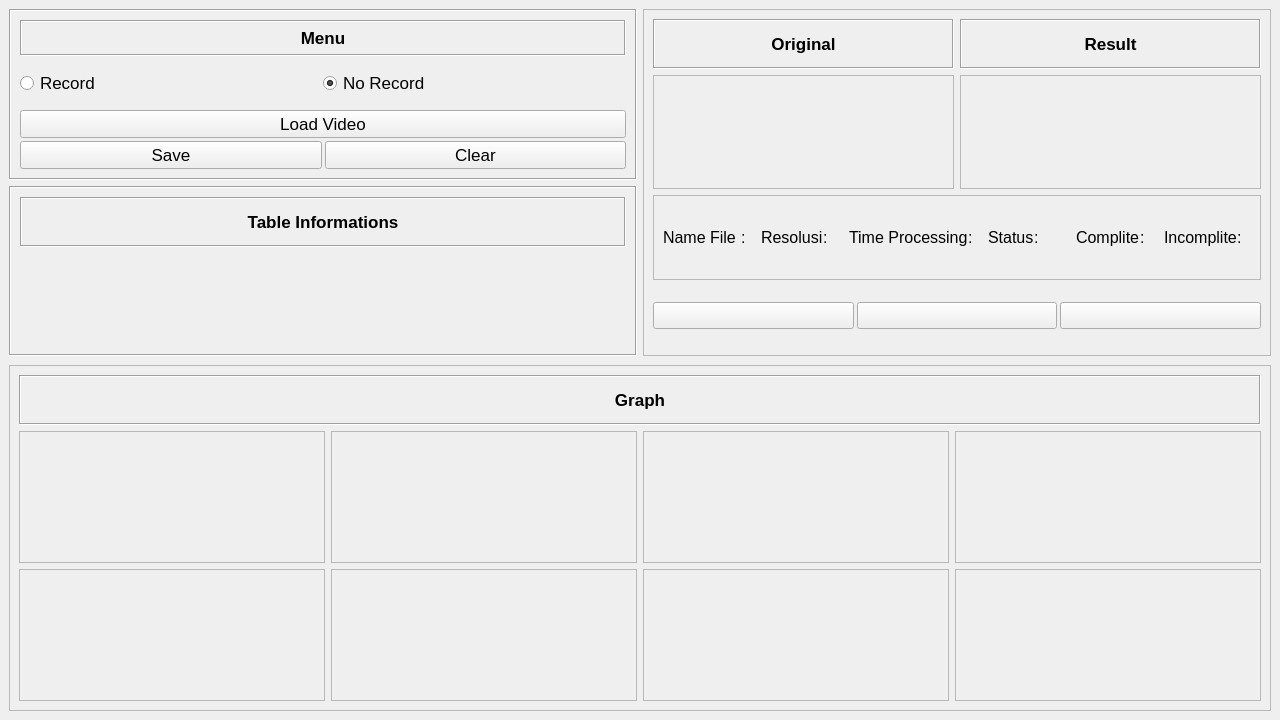
aziz-0110/kai, file ui_main_rev.ui: the form before one commit.
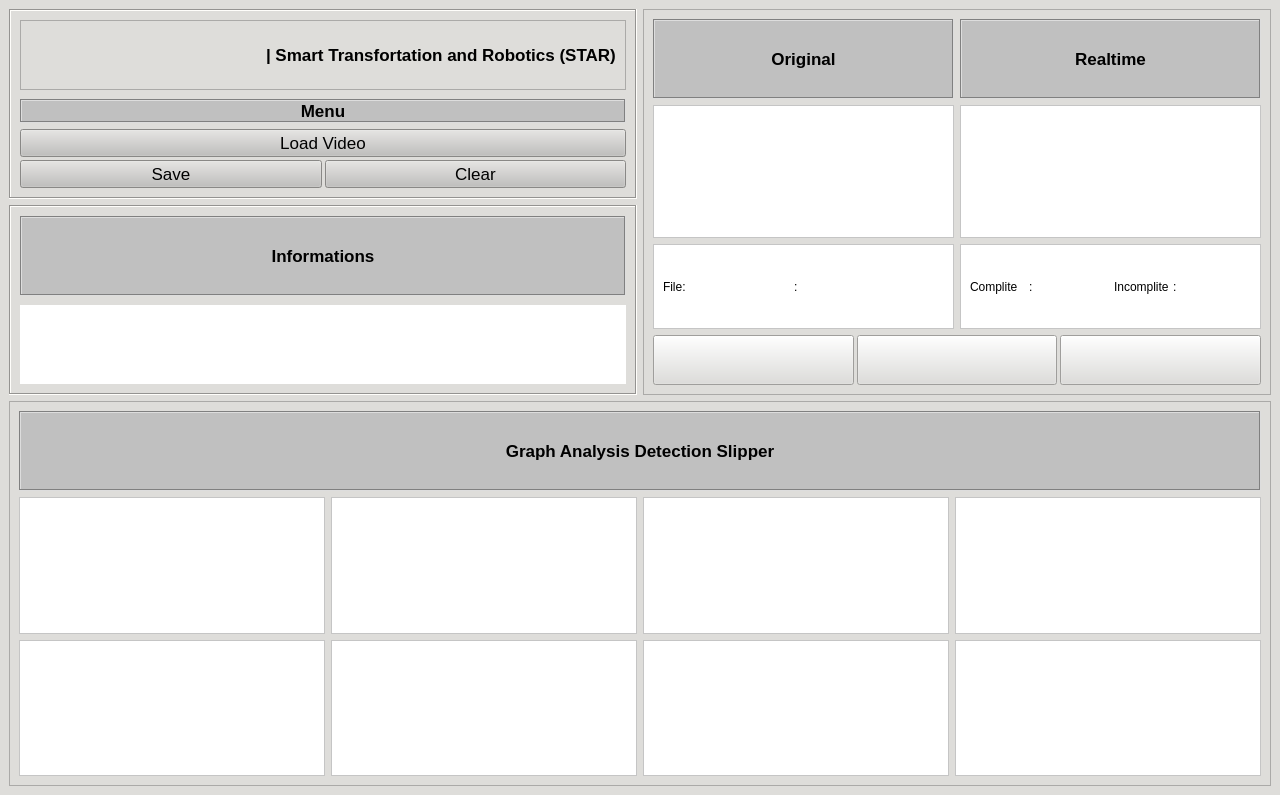
The form after the commit. Icons and pictures are not drawn.

Patch:
```diff
--- a/ui_main_rev.ui
+++ b/ui_main_rev.ui
@@ -7,16 +7,16 @@
     <x>0</x>
     <y>0</y>
     <width>1280</width>
-    <height>720</height>
+    <height>795</height>
    </rect>
   </property>
   <property name="windowTitle">
    <string>Form</string>
   </property>
-  <layout class="QVBoxLayout" name="verticalLayout_9">
-   <property name="spacing">
-    <number>9</number>
-   </property>
+  <property name="styleSheet">
+   <string notr="true">background-color: rgb(222, 221, 218);</string>
+  </property>
+  <layout class="QGridLayout" name="gridLayout">
    <property name="leftMargin">
     <number>9</number>
    </property>
@@ -29,12 +29,12 @@
    <property name="bottomMargin">
     <number>9</number>
    </property>
-   <item>
+   <item row="0" column="0">
     <widget class="QFrame" name="frame_11">
      <property name="maximumSize">
       <size>
        <width>16777215</width>
-       <height>1000</height>
+       <height>16777215</height>
       </size>
      </property>
      <property name="frameShape">
@@ -69,7 +69,7 @@
         </property>
         <property name="maximumSize">
          <size>
-          <width>850</width>
+          <width>16777215</width>
           <height>16777215</height>
          </size>
         </property>
@@ -97,10 +97,16 @@
          </property>
          <item>
           <widget class="QFrame" name="frame_3">
+           <property name="sizePolicy">
+            <sizepolicy hsizetype="Preferred" vsizetype="Ignored">
+             <horstretch>0</horstretch>
+             <verstretch>0</verstretch>
+            </sizepolicy>
+           </property>
            <property name="maximumSize">
             <size>
              <width>16777215</width>
-             <height>300</height>
+             <height>16777215</height>
             </size>
            </property>
            <property name="font">
@@ -132,104 +138,114 @@
             <property name="bottomMargin">
              <number>9</number>
             </property>
-            <item>
-             <widget class="QLabel" name="label">
-              <property name="maximumSize">
-               <size>
-                <width>16777215</width>
-                <height>50</height>
-               </size>
-              </property>
-              <property name="font">
-               <font>
-                <pointsize>13</pointsize>
-                <weight>75</weight>
-                <bold>true</bold>
-               </font>
-              </property>
-              <property name="frameShape">
-               <enum>QFrame::Box</enum>
-              </property>
-              <property name="frameShadow">
-               <enum>QFrame::Sunken</enum>
-              </property>
-              <property name="text">
-               <string>Menu</string>
-              </property>
-              <property name="alignment">
-               <set>Qt::AlignCenter</set>
-              </property>
-             </widget>
-            </item>
             <item>
              <widget class="QFrame" name="frame_10">
-              <property name="maximumSize">
-               <size>
-                <width>16777215</width>
-                <height>50</height>
-               </size>
-              </property>
-              <property name="font">
-               <font>
-                <pointsize>12</pointsize>
-                <weight>50</weight>
-                <bold>false</bold>
-               </font>
-              </property>
               <property name="frameShape">
-               <enum>QFrame::NoFrame</enum>
+               <enum>QFrame::StyledPanel</enum>
               </property>
               <property name="frameShadow">
                <enum>QFrame::Raised</enum>
               </property>
-              <layout class="QHBoxLayout" name="horizontalLayout_2">
-               <property name="spacing">
-                <number>0</number>
-               </property>
-               <property name="leftMargin">
-                <number>0</number>
-               </property>
-               <property name="topMargin">
-                <number>0</number>
-               </property>
-               <property name="rightMargin">
-                <number>0</number>
-               </property>
-               <property name="bottomMargin">
-                <number>0</number>
-               </property>
-               <item>
-                <widget class="QRadioButton" name="radioButton_record">
-                 <property name="font">
-                  <font>
-                   <pointsize>13</pointsize>
-                   <weight>50</weight>
-                   <bold>false</bold>
-                  </font>
-                 </property>
+              <layout class="QGridLayout" name="gridLayout_2">
+               <item row="0" column="0">
+                <widget class="QLabel" name="label_2">
+                 <property name="sizePolicy">
+                  <sizepolicy hsizetype="Ignored" vsizetype="Ignored">
+                   <horstretch>0</horstretch>
+                   <verstretch>0</verstretch>
+                  </sizepolicy>
+                 </property>
+                 <property name="minimumSize">
+                  <size>
+                   <width>0</width>
+                   <height>48</height>
+                  </size>
+                 </property>
+                 <property name="maximumSize">
+                  <size>
+                   <width>16777215</width>
+                   <height>16777215</height>
+                  </size>
+                 </property>
                  <property name="text">
-                  <string>Record</string>
+                  <string/>
                  </property>
-                </widget>
-               </item>
-               <item>
-                <widget class="QRadioButton" name="radioButton_norecord">
-                 <property name="font">
-                  <font>
-                   <pointsize>13</pointsize>
-                   <weight>50</weight>
-                   <bold>false</bold>
-                  </font>
+                 <property name="pixmap">
+                  <pixmap>icon/logo kai.png</pixmap>
                  </property>
-                 <property name="text">
-                  <string>No Record</string>
-                 </property>
-                 <property name="checked">
+                 <property name="scaledContents">
                   <bool>true</bool>
                  </property>
                 </widget>
                </item>
+               <item row="0" column="1">
+                <widget class="QLabel" name="label_3">
+                 <property name="font">
+                  <font>
+                   <pointsize>13</pointsize>
+                   <weight>75</weight>
+                   <bold>true</bold>
+                  </font>
+                 </property>
+                 <property name="text">
+                  <string>| Smart Transfortation and Robotics (STAR)</string>
+                 </property>
+                </widget>
+               </item>
               </layout>
+             </widget>
+            </item>
+            <item>
+             <widget class="QFrame" name="frame_15">
+              <property name="frameShape">
+               <enum>QFrame::NoFrame</enum>
+              </property>
+              <property name="frameShadow">
+               <enum>QFrame::Raised</enum>
+              </property>
+              <layout class="QVBoxLayout" name="verticalLayout_9">
+               <property name="leftMargin">
+                <number>0</number>
+               </property>
+               <property name="topMargin">
+                <number>0</number>
+               </property>
+               <property name="rightMargin">
+                <number>0</number>
+               </property>
+               <property name="bottomMargin">
+                <number>0</number>
+               </property>
+               <item>
+                <widget class="QLabel" name="label">
+                 <property name="maximumSize">
+                  <size>
+                   <width>16777215</width>
+                   <height>80</height>
+                  </size>
+                 </property>
+                 <property name="font">
+                  <font>
+                   <pointsize>13</pointsize>
+                   <weight>75</weight>
+                   <bold>true</bold>
+                  </font>
+                 </property>
+                 <property name="styleSheet">
+                  <string notr="true">background-color: rgb(192, 192, 192);</string>
+                 </property>
+                 <property name="frameShape">
+                  <enum>QFrame::Box</enum>
+                 </property>
+                 <property name="frameShadow">
+                  <enum>QFrame::Sunken</enum>
+                 </property>
+                 <property name="text">
+                  <string>Menu</string>
+                 </property>
+                 <property name="alignment">
+                  <set>Qt::AlignCenter</set>
+                 </property>
              </widget>
             </item>
             <item>
@@ -307,6 +323,9 @@
                       <bold>false</bold>
                      </font>
                     </property>
+                       <property name="styleSheet">
+                        <string notr="true">background-color: rgb(192, 191, 188);</string>
+                       </property>
                     <property name="text">
                      <string>Load Video</string>
                     </property>
@@ -354,6 +373,9 @@
                       <bold>false</bold>
                      </font>
                     </property>
+                       <property name="styleSheet">
+                        <string notr="true">background-color: rgb(192, 191, 188);</string>
+                       </property>
                     <property name="text">
                      <string>Save</string>
                     </property>
@@ -368,6 +390,9 @@
                       <bold>false</bold>
                      </font>
                     </property>
+                       <property name="styleSheet">
+                        <string notr="true">background-color: rgb(192, 191, 188);</string>
+                       </property>
                     <property name="text">
                      <string>Clear</string>
                     </property>
@@ -382,6 +407,9 @@
            </layout>
           </widget>
          </item>
+           </layout>
+          </widget>
+         </item>
          <item>
           <widget class="QFrame" name="frame_19">
            <property name="maximumSize">
@@ -417,7 +445,7 @@
               <property name="maximumSize">
                <size>
                 <width>16777215</width>
-                <height>50</height>
+                <height>80</height>
                </size>
               </property>
               <property name="font">
@@ -427,6 +455,9 @@
                 <bold>true</bold>
                </font>
               </property>
+              <property name="styleSheet">
+               <string notr="true">background-color: rgb(192, 192, 192);</string>
+              </property>
               <property name="frameShape">
                <enum>QFrame::Box</enum>
               </property>
@@ -434,7 +465,7 @@
                <enum>QFrame::Sunken</enum>
               </property>
               <property name="text">
-               <string>Table Informations</string>
+               <string>Informations</string>
               </property>
               <property name="alignment">
                <set>Qt::AlignCenter</set>
@@ -443,6 +474,9 @@
             </item>
             <item>
              <widget class="QLabel" name="label_table">
+              <property name="styleSheet">
+               <string notr="true">background-color: rgb(255, 255, 255);</string>
+              </property>
               <property name="text">
                <string/>
               </property>
@@ -478,94 +512,6 @@
          <property name="bottomMargin">
           <number>9</number>
          </property>
-         <item>
-          <widget class="QFrame" name="frame_15">
-           <property name="maximumSize">
-            <size>
-             <width>16777215</width>
-             <height>50</height>
-            </size>
-           </property>
-           <property name="frameShape">
-            <enum>QFrame::NoFrame</enum>
-           </property>
-           <property name="frameShadow">
-            <enum>QFrame::Raised</enum>
-           </property>
-           <layout class="QHBoxLayout" name="horizontalLayout_3">
-            <property name="leftMargin">
-             <number>0</number>
-            </property>
-            <property name="topMargin">
-             <number>0</number>
-            </property>
-            <property name="rightMargin">
-             <number>0</number>
-            </property>
-            <property name="bottomMargin">
-             <number>0</number>
-            </property>
-            <item>
-             <widget class="QLabel" name="label_12">
-              <property name="maximumSize">
-               <size>
-                <width>16777215</width>
-                <height>50</height>
-               </size>
-              </property>
-              <property name="font">
-               <font>
-                <pointsize>13</pointsize>
-                <weight>75</weight>
-                <bold>true</bold>
-               </font>
-              </property>
-              <property name="frameShape">
-               <enum>QFrame::Box</enum>
-              </property>
-              <property name="frameShadow">
-               <enum>QFrame::Sunken</enum>
-              </property>
-              <property name="text">
-               <string>Original</string>
-              </property>
-              <property name="alignment">
-               <set>Qt::AlignCenter</set>
-              </property>
-             </widget>
-            </item>
-            <item>
-             <widget class="QLabel" name="label_7">
-              <property name="maximumSize">
-               <size>
-                <width>16777215</width>
-                <height>50</height>
-               </size>
-              </property>
-              <property name="font">
-               <font>
-                <pointsize>13</pointsize>
-                <weight>75</weight>
-                <bold>true</bold>
-               </font>
-              </property>
-              <property name="frameShape">
-               <enum>QFrame::Box</enum>
-              </property>
-              <property name="frameShadow">
-               <enum>QFrame::Sunken</enum>
-              </property>
-              <property name="text">
-               <string>Result</string>
-              </property>
-              <property name="alignment">
-               <set>Qt::AlignCenter</set>
-              </property>
-             </widget>
-            </item>
-           </layout>
-          </widget>
-         </item>
          <item>
           <widget class="QFrame" name="frame_22">
            <property name="sizePolicy">
@@ -594,17 +540,63 @@
              <number>0</number>
             </property>
             <item>
-             <widget class="QLabel" name="label_result">
+             <widget class="QFrame" name="frame_16">
               <property name="frameShape">
-               <enum>QFrame::StyledPanel</enum>
+               <enum>QFrame::NoFrame</enum>
+              </property>
+              <property name="frameShadow">
+               <enum>QFrame::Raised</enum>
+              </property>
+              <layout class="QVBoxLayout" name="verticalLayout_11">
+               <property name="leftMargin">
+                <number>0</number>
+               </property>
+               <property name="topMargin">
+                <number>0</number>
+               </property>
+               <property name="rightMargin">
+                <number>0</number>
+               </property>
+               <property name="bottomMargin">
+                <number>0</number>
+               </property>
+               <item>
+                <widget class="QLabel" name="label_12">
+                 <property name="maximumSize">
+                  <size>
+                   <width>16777215</width>
+                   <height>80</height>
+                  </size>
+                 </property>
+                 <property name="font">
+                  <font>
+                   <pointsize>13</pointsize>
+                   <weight>75</weight>
+                   <bold>true</bold>
+                  </font>
+                 </property>
+                 <property name="styleSheet">
+                  <string notr="true">background-color: rgb(192, 192, 192);</string>
+                 </property>
+                 <property name="frameShape">
+                  <enum>QFrame::Box</enum>
+                 </property>
+                 <property name="frameShadow">
+                  <enum>QFrame::Sunken</enum>
               </property>
               <property name="text">
-               <string/>
+                  <string>Original</string>
+                 </property>
+                 <property name="alignment">
+                  <set>Qt::AlignCenter</set>
               </property>
              </widget>
             </item>
             <item>
              <widget class="QLabel" name="label_ori">
+                 <property name="styleSheet">
+                  <string notr="true">background-color: rgb(255, 255, 255);</string>
+                 </property>
               <property name="frameShape">
                <enum>QFrame::StyledPanel</enum>
               </property>
@@ -613,11 +605,8 @@
               </property>
              </widget>
             </item>
-           </layout>
-          </widget>
-         </item>
          <item>
-          <widget class="QFrame" name="frame_23">
+                <widget class="QFrame" name="frame_29">
            <property name="maximumSize">
             <size>
              <width>16777215</width>
@@ -629,15 +618,24 @@
              <pointsize>12</pointsize>
             </font>
            </property>
+                 <property name="styleSheet">
+                  <string notr="true">background-color: rgb(255, 255, 255);</string>
+                 </property>
            <property name="frameShape">
             <enum>QFrame::StyledPanel</enum>
            </property>
            <property name="frameShadow">
             <enum>QFrame::Raised</enum>
            </property>
-           <layout class="QHBoxLayout" name="horizontalLayout_12">
+                 <layout class="QHBoxLayout" name="horizontalLayout_19">
             <item>
              <widget class="QFrame" name="frame_13">
+                    <property name="maximumSize">
+                     <size>
+                      <width>16777215</width>
+                      <height>16777215</height>
+                     </size>
+                    </property>
               <property name="frameShape">
                <enum>QFrame::NoFrame</enum>
               </property>
@@ -672,7 +670,7 @@
                   <enum>QFrame::NoFrame</enum>
                  </property>
                  <property name="text">
-                  <string>Name File </string>
+                        <string>File:</string>
                  </property>
                  <property name="alignment">
                   <set>Qt::AlignLeading|Qt::AlignLeft|Qt::AlignVCenter</set>
@@ -702,6 +700,12 @@
               </layout>
              </widget>
             </item>
+                 </layout>
+                </widget>
+               </item>
+              </layout>
+             </widget>
+            </item>
             <item>
              <widget class="QFrame" name="frame_14">
               <property name="frameShape">
@@ -710,10 +714,7 @@
               <property name="frameShadow">
                <enum>QFrame::Raised</enum>
               </property>
-              <layout class="QHBoxLayout" name="horizontalLayout_7">
-               <property name="spacing">
-                <number>0</number>
-               </property>
+              <layout class="QVBoxLayout" name="verticalLayout_10">
                <property name="leftMargin">
                 <number>0</number>
                </property>
@@ -727,188 +728,82 @@
                 <number>0</number>
                </property>
                <item>
-                <widget class="QLabel" name="label_informasi_6">
+                <widget class="QLabel" name="label_7">
                  <property name="maximumSize">
                   <size>
-                   <width>300</width>
-                   <height>16777215</height>
+                   <width>16777215</width>
+                   <height>80</height>
                   </size>
                  </property>
-                 <property name="frameShape">
-                  <enum>QFrame::NoFrame</enum>
+                 <property name="font">
+                  <font>
+                   <pointsize>13</pointsize>
+                   <weight>75</weight>
+                   <bold>true</bold>
+                  </font>
                  </property>
-                 <property name="text">
-                  <string>Resolusi</string>
+                 <property name="styleSheet">
+                  <string notr="true">background-color: rgb(192, 192, 192);</string>
                  </property>
-                 <property name="alignment">
-                  <set>Qt::AlignLeading|Qt::AlignLeft|Qt::AlignVCenter</set>
+                 <property name="frameShape">
+                  <enum>QFrame::Box</enum>
                  </property>
-                </widget>
-               </item>
-               <item>
-                <widget class="QLabel" name="label_17">
-                 <property name="maximumSize">
-                  <size>
-                   <width>20</width>
-                   <height>16777215</height>
-                  </size>
+                 <property name="frameShadow">
+                  <enum>QFrame::Sunken</enum>
                  </property>
                  <property name="text">
-                  <string>:</string>
+                  <string>Realtime</string>
                  </property>
-                </widget>
-               </item>
-               <item>
-                <widget class="QLabel" name="label_resolusi">
-                 <property name="text">
-                  <string/>
+                 <property name="alignment">
+                  <set>Qt::AlignCenter</set>
                  </property>
                 </widget>
                </item>
-              </layout>
-             </widget>
-            </item>
             <item>
-             <widget class="QFrame" name="frame_16">
-              <property name="frameShape">
-               <enum>QFrame::NoFrame</enum>
-              </property>
-              <property name="frameShadow">
-               <enum>QFrame::Raised</enum>
-              </property>
-              <layout class="QHBoxLayout" name="horizontalLayout_8">
-               <property name="spacing">
-                <number>0</number>
-               </property>
-               <property name="leftMargin">
-                <number>0</number>
-               </property>
-               <property name="topMargin">
-                <number>0</number>
-               </property>
-               <property name="rightMargin">
-                <number>0</number>
-               </property>
-               <property name="bottomMargin">
-                <number>0</number>
-               </property>
-               <item>
-                <widget class="QLabel" name="label_informasi_7">
-                 <property name="maximumSize">
-                  <size>
-                   <width>300</width>
-                   <height>16777215</height>
-                  </size>
-                 </property>
+                <widget class="QLabel" name="label_result">
+                 <property name="styleSheet">
+                  <string notr="true">background-color: rgb(255, 255, 255);</string>
+                 </property>
                  <property name="frameShape">
-                  <enum>QFrame::NoFrame</enum>
+                  <enum>QFrame::StyledPanel</enum>
                  </property>
                  <property name="text">
-                  <string>Time Processing</string>
+                  <string/>
                  </property>
-                 <property name="alignment">
-                  <set>Qt::AlignLeading|Qt::AlignLeft|Qt::AlignVCenter</set>
-                 </property>
                 </widget>
                </item>
                <item>
-                <widget class="QLabel" name="label_19">
+                <widget class="QFrame" name="frame_26">
                  <property name="maximumSize">
                   <size>
-                   <width>20</width>
-                   <height>16777215</height>
+                   <width>16777215</width>
+                   <height>85</height>
                   </size>
                  </property>
-                 <property name="text">
-                  <string>:</string>
+                 <property name="font">
+                  <font>
+                   <pointsize>12</pointsize>
+                  </font>
                  </property>
-                </widget>
-               </item>
-               <item>
-                <widget class="QLabel" name="label_time_pro">
-                 <property name="text">
-                  <string/>
+                 <property name="styleSheet">
+                  <string notr="true">background-color: rgb(255, 255, 255);</string>
                  </property>
-                </widget>
-               </item>
-              </layout>
-             </widget>
-            </item>
-            <item>
-             <widget class="QFrame" name="frame_17">
               <property name="frameShape">
-               <enum>QFrame::NoFrame</enum>
+                  <enum>QFrame::StyledPanel</enum>
               </property>
               <property name="frameShadow">
                <enum>QFrame::Raised</enum>
               </property>
-              <layout class="QHBoxLayout" name="horizontalLayout_9">
-               <property name="spacing">
-                <number>0</number>
-               </property>
-               <property name="leftMargin">
-                <number>0</number>
-               </property>
-               <property name="topMargin">
-                <number>0</number>
-               </property>
-               <property name="rightMargin">
-                <number>0</number>
-               </property>
-               <property name="bottomMargin">
-                <number>0</number>
-               </property>
+                 <layout class="QHBoxLayout" name="horizontalLayout_16">
                <item>
-                <widget class="QLabel" name="label_informasi_8">
-                 <property name="maximumSize">
-                  <size>
-                   <width>300</width>
-                   <height>16777215</height>
-                  </size>
-                 </property>
+                   <widget class="QFrame" name="frame_27">
                  <property name="frameShape">
                   <enum>QFrame::NoFrame</enum>
                  </property>
-                 <property name="text">
-                  <string>Status</string>
-                 </property>
-                 <property name="alignment">
-                  <set>Qt::AlignLeading|Qt::AlignLeft|Qt::AlignVCenter</set>
-                 </property>
-                </widget>
-               </item>
-               <item>
-                <widget class="QLabel" name="label_21">
-                 <property name="maximumSize">
-                  <size>
-                   <width>20</width>
-                   <height>16777215</height>
-                  </size>
-                 </property>
-                 <property name="text">
-                  <string>:</string>
-                 </property>
-                </widget>
-               </item>
-               <item>
-                <widget class="QLabel" name="label_status">
-                 <property name="text">
-                  <string/>
-                 </property>
-                </widget>
-               </item>
-              </layout>
-             </widget>
-            </item>
-            <item>
-             <widget class="QFrame" name="frame_24">
-              <property name="frameShape">
-               <enum>QFrame::NoFrame</enum>
-              </property>
               <property name="frameShadow">
                <enum>QFrame::Raised</enum>
               </property>
-              <layout class="QHBoxLayout" name="horizontalLayout_13">
+                    <layout class="QHBoxLayout" name="horizontalLayout_17">
                <property name="spacing">
                 <number>0</number>
                </property>
@@ -925,7 +820,7 @@
                 <number>0</number>
                </property>
                <item>
-                <widget class="QLabel" name="label_informasi_9">
+                      <widget class="QLabel" name="label_informasi_11">
                  <property name="maximumSize">
                   <size>
                    <width>300</width>
@@ -944,7 +839,7 @@
                 </widget>
                </item>
                <item>
-                <widget class="QLabel" name="label_22">
+                      <widget class="QLabel" name="label_24">
                  <property name="maximumSize">
                   <size>
                    <width>20</width>
@@ -967,14 +862,14 @@
              </widget>
             </item>
             <item>
-             <widget class="QFrame" name="frame_25">
+                   <widget class="QFrame" name="frame_28">
               <property name="frameShape">
                <enum>QFrame::NoFrame</enum>
               </property>
               <property name="frameShadow">
                <enum>QFrame::Raised</enum>
               </property>
-              <layout class="QHBoxLayout" name="horizontalLayout_14">
+                    <layout class="QHBoxLayout" name="horizontalLayout_18">
                <property name="spacing">
                 <number>0</number>
                </property>
@@ -991,7 +886,7 @@
                 <number>0</number>
                </property>
                <item>
-                <widget class="QLabel" name="label_informasi_10">
+                      <widget class="QLabel" name="label_informasi_12">
                  <property name="maximumSize">
                   <size>
                    <width>300</width>
@@ -1010,7 +905,7 @@
                 </widget>
                </item>
                <item>
-                <widget class="QLabel" name="label_23">
+                      <widget class="QLabel" name="label_25">
                  <property name="maximumSize">
                   <size>
                    <width>20</width>
@@ -1035,12 +930,18 @@
            </layout>
           </widget>
          </item>
+              </layout>
+             </widget>
+            </item>
+           </layout>
+          </widget>
+         </item>
          <item>
           <widget class="QFrame" name="frame_12">
            <property name="maximumSize">
             <size>
              <width>16777215</width>
-             <height>60</height>
+             <height>50</height>
             </size>
            </property>
            <property name="frameShape">
@@ -1070,7 +971,7 @@
               <property name="maximumSize">
                <size>
                 <width>16777215</width>
-                <height>16777215</height>
+                <height>50</height>
                </size>
               </property>
               <property name="font">
@@ -1094,7 +995,7 @@
               <property name="maximumSize">
                <size>
                 <width>16777215</width>
-                <height>16777215</height>
+                <height>50</height>
                </size>
               </property>
               <property name="font">
@@ -1123,7 +1024,7 @@
               <property name="maximumSize">
                <size>
                 <width>16777215</width>
-                <height>16777215</height>
+                <height>50</height>
                </size>
               </property>
               <property name="font">
@@ -1151,7 +1052,7 @@
      </layout>
     </widget>
    </item>
-   <item>
+   <item row="1" column="0">
     <widget class="QFrame" name="frame_2">
      <property name="minimumSize">
       <size>
@@ -1183,6 +1084,9 @@
       </property>
       <item>
        <widget class="QFrame" name="frame_6">
+        <property name="styleSheet">
+         <string notr="true"/>
+        </property>
         <property name="frameShape">
          <enum>QFrame::StyledPanel</enum>
         </property>
@@ -1210,7 +1114,7 @@
            <property name="maximumSize">
             <size>
              <width>16777215</width>
-             <height>50</height>
+             <height>80</height>
             </size>
            </property>
            <property name="font">
@@ -1220,6 +1124,9 @@
              <bold>true</bold>
             </font>
            </property>
+           <property name="styleSheet">
+            <string notr="true">background-color: rgb(192, 192, 192);</string>
+           </property>
            <property name="frameShape">
             <enum>QFrame::Box</enum>
            </property>
@@ -1227,7 +1134,7 @@
             <enum>QFrame::Sunken</enum>
            </property>
            <property name="text">
-            <string>Graph</string>
+            <string>Graph Analysis Detection Slipper</string>
            </property>
            <property name="alignment">
             <set>Qt::AlignCenter</set>
@@ -1284,6 +1191,9 @@
                </property>
                <item>
                 <widget class="QLabel" name="label_graph_mdl_1">
+                 <property name="styleSheet">
+                  <string notr="true">background-color: rgb(255, 255, 255);</string>
+                 </property>
                  <property name="frameShape">
                   <enum>QFrame::StyledPanel</enum>
                  </property>
@@ -1294,6 +1204,9 @@
                </item>
                <item>
                 <widget class="QLabel" name="label_graph_mdl_2">
+                 <property name="styleSheet">
+                  <string notr="true">background-color: rgb(255, 255, 255);</string>
+                 </property>
                  <property name="frameShape">
                   <enum>QFrame::StyledPanel</enum>
                  </property>
@@ -1310,6 +1223,9 @@
                    <verstretch>0</verstretch>
                   </sizepolicy>
                  </property>
+                 <property name="styleSheet">
+                  <string notr="true">background-color: rgb(255, 255, 255);</string>
+                 </property>
                  <property name="frameShape">
                   <enum>QFrame::StyledPanel</enum>
                  </property>
@@ -1326,6 +1242,9 @@
                    <verstretch>0</verstretch>
                   </sizepolicy>
                  </property>
+                 <property name="styleSheet">
+                  <string notr="true">background-color: rgb(255, 255, 255);</string>
+                 </property>
                  <property name="frameShape">
                   <enum>QFrame::StyledPanel</enum>
                  </property>
@@ -1360,6 +1279,9 @@
                </property>
                <item>
                 <widget class="QLabel" name="label_graph_mdl_5">
+                 <property name="styleSheet">
+                  <string notr="true">background-color: rgb(255, 255, 255);</string>
+                 </property>
                  <property name="frameShape">
                   <enum>QFrame::StyledPanel</enum>
                  </property>
@@ -1370,6 +1292,9 @@
                </item>
                <item>
                 <widget class="QLabel" name="label_graph_mdl_6">
+                 <property name="styleSheet">
+                  <string notr="true">background-color: rgb(255, 255, 255);</string>
+                 </property>
                  <property name="frameShape">
                   <enum>QFrame::StyledPanel</enum>
                  </property>
@@ -1380,6 +1305,9 @@
                </item>
                <item>
                 <widget class="QLabel" name="label_graph_mdl_7">
+                 <property name="styleSheet">
+                  <string notr="true">background-color: rgb(255, 255, 255);</string>
+                 </property>
                  <property name="frameShape">
                   <enum>QFrame::StyledPanel</enum>
                  </property>
@@ -1390,6 +1318,9 @@
                </item>
                <item>
                 <widget class="QLabel" name="label_graph_mdl_8">
+                 <property name="styleSheet">
+                  <string notr="true">background-color: rgb(255, 255, 255);</string>
+                 </property>
                  <property name="frameShape">
                   <enum>QFrame::StyledPanel</enum>
                  </property>
```
Lines whose indentation alone changed are shown as unchanged.
